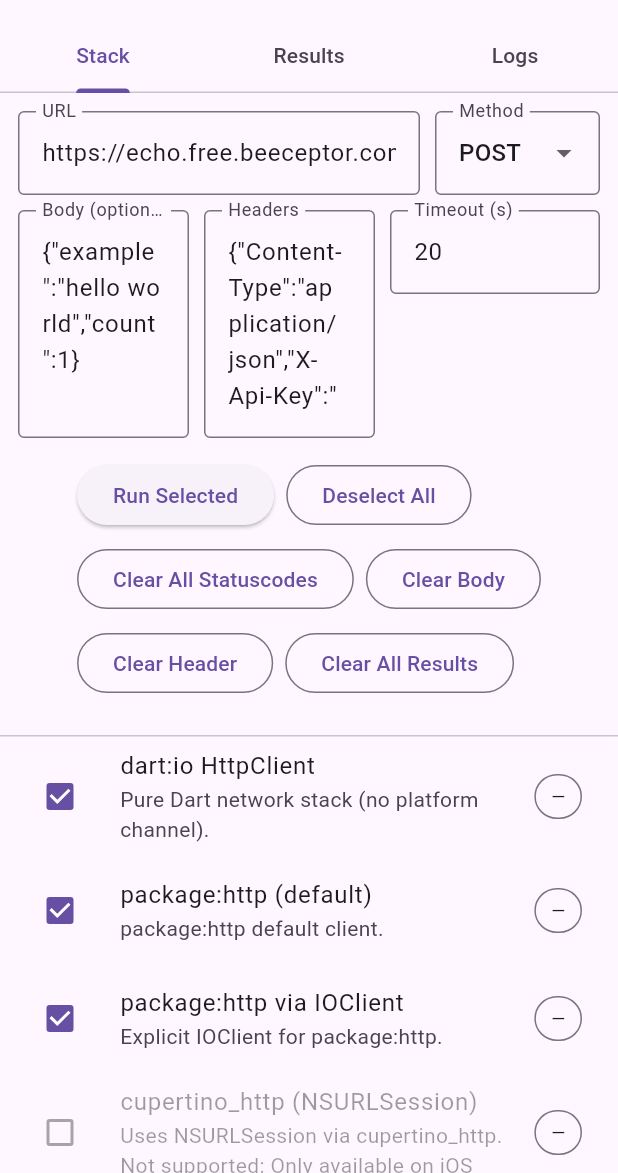
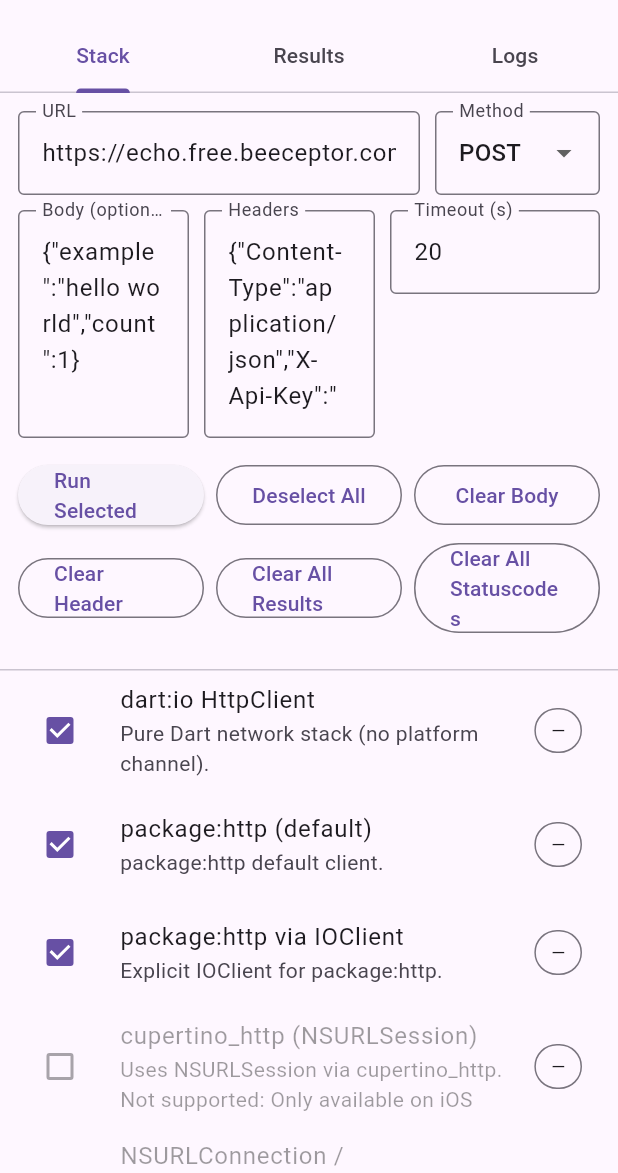
Before and after one commit to XDcobra/Fluttida, a Flutter app: the screen it shows after launch, on a phone screen of 412 x 824 dp, the part 63-1236 px from its top. Run offline on Flutter 3.47's test engine with Material 3 defaults, Android fonts, the phone set to English and light mode, and no system bars; our stand-ins replace webview_flutter; missing offline and left inert: cupertino_http.

Commit message:
refactor(lab_screen): reorganize button layout for improved compactness

```diff
--- a/example_app/fluttida/lib/lab_screen.dart
+++ b/example_app/fluttida/lib/lab_screen.dart
@@ -646,44 +646,106 @@ class _LabScreenState extends State<LabScreen> {
                             ],
                           ),
                           const SizedBox(height: 10),
-                          // Button bar: Run Selected, Select/Deselect All, Clear Statuscodes, Clear Body, Clear Header
+                          // Buttons arranged in two rows (3 per row) for compact layout
                           Padding(
                             padding: const EdgeInsets.symmetric(vertical: 4.0),
-                            child: Wrap(
-                              spacing: 8,
-                              runSpacing: 8,
+                            child: Column(
                               children: [
-                                ElevatedButton(
-                                  onPressed: ctrl.isRunning
-                                      ? null
-                                      : _runSelected,
-                                  child: const Text("Run Selected"),
+                                Row(
+                                  children: [
+                                    Expanded(
+                                      child: ElevatedButton(
+                                        onPressed: ctrl.isRunning ? null : _runSelected,
+                                        child: const Text('Run Selected'),
                                       ),
-                                OutlinedButton(
+                                    ),
+                                    const SizedBox(width: 8),
+                                    Expanded(
+                                      child: OutlinedButton(
                                         onPressed: ctrl.isRunning
                                             ? null
                                             : () {
                                                 setState(() {
                                                   if (ctrl.selected.isEmpty) {
-                                              // Select all supported stacks
                                                     for (final s in stacks) {
                                                       if (s.support().supported) {
                                                         ctrl.selected.add(s.id);
                                                       }
                                                     }
                                                   } else {
-                                              // Deselect all
                                                     ctrl.selected.clear();
                                                   }
                                                 });
                                               },
-                                  child: Text(
-                                    ctrl.selected.isEmpty
+                                        child: Text(ctrl.selected.isEmpty
                                             ? 'Select All'
-                                        : 'Deselect All',
+                                            : 'Deselect All'),
                                       ),
                                     ),
-                                OutlinedButton(
+                                    const SizedBox(width: 8),
+                                    Expanded(
+                                      child: OutlinedButton(
+                                        onPressed: ctrl.isRunning
+                                            ? null
+                                            : () {
+                                                // Clear bodies in results
+                                                ctrl.results.forEach((k, v) {
+                                                  ctrl.results[k] = RequestResult(
+                                                    status: v.status,
+                                                    body: '',
+                                                    durationMs: v.durationMs,
+                                                    error: v.error,
+                                                  );
+                                                });
+                                                // Clear input field and parsed config
+                                                setState(() {
+                                                  _bodyController.text = '';
+                                                });
+                                                ctrl.config =
+                                                    ctrl.config.copyWith(body: null);
+                                                ctrl.notifyListeners();
+                                                ctrl.appendLog(
+                                                  '>> Clear Body pressed: _bodyController="${_bodyController.text}" ctrl.config.body=${ctrl.config.body == null ? 'null' : 'len=${ctrl.config.body!.length}'}',
+                                                );
+                                              },
+                                        child: const Text('Clear Body'),
+                                      ),
+                                    ),
+                                  ],
+                                ),
+                                const SizedBox(height: 8),
+                                Row(
+                                  children: [
+                                    Expanded(
+                                      child: OutlinedButton(
+                                        onPressed: ctrl.isRunning
+                                            ? null
+                                            : () {
+                                                // Clear header input field and parsed config
+                                                setState(() {
+                                                  _headersController.text = '';
+                                                });
+                                                ctrl.config = ctrl.config.copyWith(headers: {});
+                                                ctrl.notifyListeners();
+                                                ctrl.appendLog(
+                                                  '>> Clear Header pressed: _headersController="${_headersController.text}" ctrl.config.headers=${ctrl.config.headers}',
+                                                );
+                                              },
+                                        child: const Text('Clear Header'),
+                                      ),
+                                    ),
+                                    const SizedBox(width: 8),
+                                    Expanded(
+                                      child: OutlinedButton(
+                                        onPressed: ctrl.isRunning
+                                            ? null
+                                            : ctrl.clearOutput,
+                                        child: const Text('Clear All Results'),
+                                      ),
+                                    ),
+                                    const SizedBox(width: 8),
+                                    Expanded(
+                                      child: OutlinedButton(
                                         onPressed: ctrl.isRunning
                                             ? null
                                             : () {
@@ -700,58 +762,8 @@ class _LabScreenState extends State<LabScreen> {
                                               },
                                         child: const Text('Clear All Statuscodes'),
                                       ),
-                                OutlinedButton(
-                                  onPressed: ctrl.isRunning
-                                      ? null
-                                      : () {
-                                          // Clear bodies in results
-                                          ctrl.results.forEach((k, v) {
-                                            ctrl.results[k] = RequestResult(
-                                              status: v.status,
-                                              body: '',
-                                              durationMs: v.durationMs,
-                                              error: v.error,
-                                            );
-                                          });
-                                          // Clear input field and parsed config
-                                          setState(() {
-                                            _bodyController.text = '';
-                                          });
-                                          ctrl.config = ctrl.config.copyWith(
-                                            body: null,
-                                          );
-                                          ctrl.notifyListeners();
-                                          // Immediate debug log to verify clearing
-                                          ctrl.appendLog(
-                                            '>> Clear Body pressed: _bodyController="${_bodyController.text}" ctrl.config.body=${ctrl.config.body == null ? 'null' : 'len=${ctrl.config.body!.length}'}',
-                                          );
-                                        },
-                                  child: const Text('Clear Body'),
                                     ),
-                                OutlinedButton(
-                                  onPressed: ctrl.isRunning
-                                      ? null
-                                      : () {
-                                          // Clear header input field and parsed config
-                                          setState(() {
-                                            _headersController.text = '';
-                                          });
-                                          ctrl.config = ctrl.config.copyWith(
-                                            headers: {},
-                                          );
-                                          ctrl.notifyListeners();
-                                          // Immediate debug log to verify clearing
-                                          ctrl.appendLog(
-                                            '>> Clear Header pressed: _headersController="${_headersController.text}" ctrl.config.headers=${ctrl.config.headers}',
-                                          );
-                                        },
-                                  child: const Text('Clear Header'),
-                                ),
-                                OutlinedButton(
-                                  onPressed: ctrl.isRunning
-                                      ? null
-                                      : ctrl.clearOutput,
-                                  child: const Text('Clear All Results'),
+                                  ],
                                 ),
                               ],
                             ),
```
Lines whose indentation alone changed are shown as unchanged.
